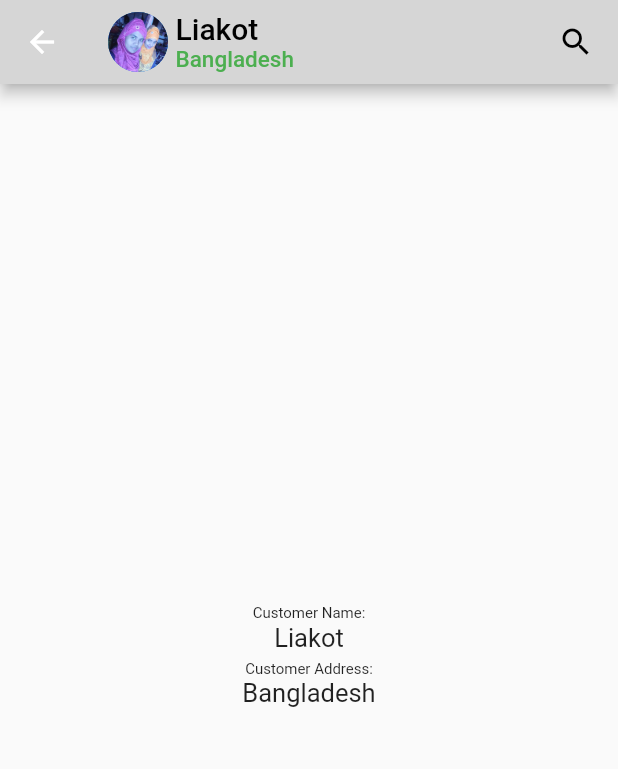
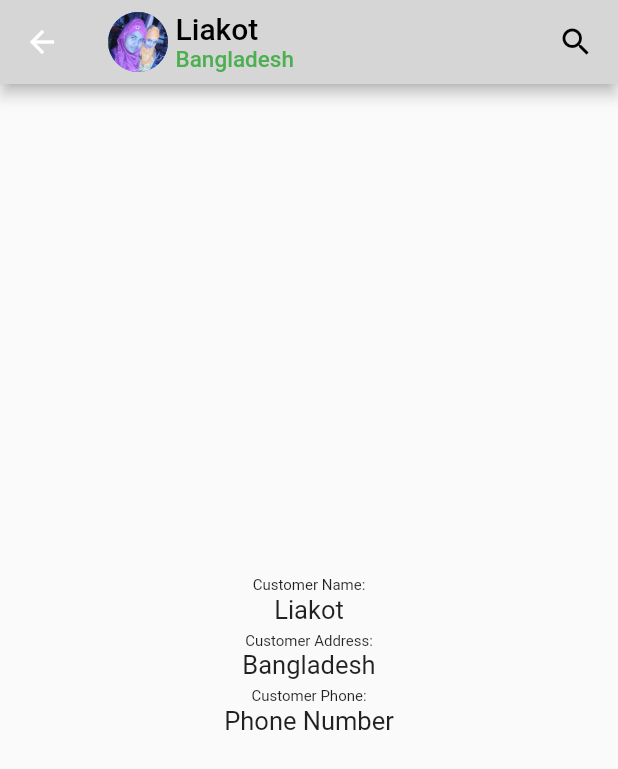
Before and after one commit to Liakot-ali/Flutter-Learn, a Flutter app: the screen it shows after launch, after a tap on "Add", after a tap on "Liakot", on a phone screen of 412 x 824 dp. Shown: the top 769 px of the screen. Run offline on Flutter 3.47's test engine with Material 2 defaults, Android fonts, the phone set to English and light mode, and no system bars.

Commit message:
phone added:

```diff
--- a/lib/customer_details.dart
+++ b/lib/customer_details.dart
@@ -35,8 +35,9 @@ class _StateCustomerDetails extends State<CustomerDetails> {
             Text("Customer Address:", style: TextStyle(fontSize: 10.0),),
             Text(value.address, style: TextStyle(fontSize: 17.0),),
             SizedBox(height: 5.0,),
-
-
+            Text("Customer Phone:", style: TextStyle(fontSize: 10.0),),
+            Text("Phone Number", style: TextStyle(fontSize: 17.0),),
+            SizedBox(height: 5.0,),
           ],
         ),
       ),
```
